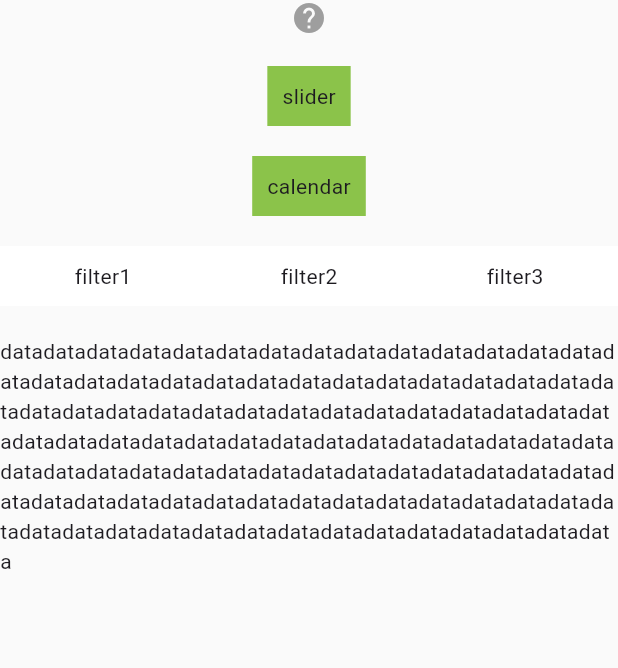
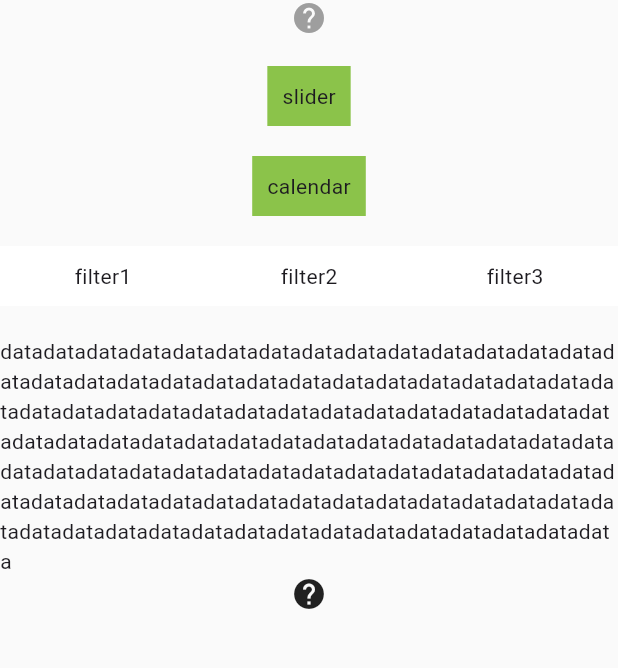
Before and after one commit to herowws/flutter_popup, a Flutter app: the screen it shows after launch, on a phone screen of 412 x 824 dp, the part 84-752 px from its top. Run offline on Flutter 3.47's test engine with Material 3 defaults, Android fonts, the phone set to English and light mode, and no system bars.

```diff
--- a/example/lib/main.dart
+++ b/example/lib/main.dart
@@ -26,6 +26,8 @@ class MyHomePage extends StatefulWidget {
 }
 
 class _MyHomePageState extends State<MyHomePage> {
+  final popupKey = GlobalKey<CustomPopupState>();
+
   @override
   Widget build(BuildContext context) {
     return Material(
@@ -130,6 +132,13 @@ class _MyHomePageState extends State<MyHomePage> {
             ),
             SizedBox(height: 20),
             Text('data' * 100, maxLines: 20),
+
+            // Show the popup programmatically
+            CustomPopup(
+              key: popupKey,
+              content: Text('George says everything looks fine'),
+              child: Icon(Icons.help),
+            ),
           ],
         ),
       ),
--- a/pubspec.yaml
+++ b/pubspec.yaml
@@ -1,6 +1,6 @@
 name: flutter_popup
 description: The flutter_popup package is a versatile tool for creating customizable popups in Flutter apps. Its highlight feature effectively guides user attention to specific areas
-version: 3.3.8
+version: 3.3.9
 homepage: https://github.com/herowws/flutter_popup
 
 environment:
```
Also changed, not shown: example/pubspec.lock, 3 other files.
